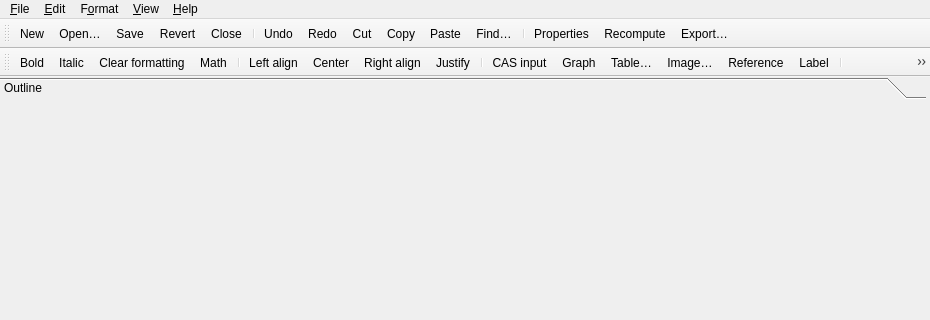
Qt form mainwindow.ui (marohnicluka/ample) before a commit; both pictures show x 0 to 930 and y 0 to 320 of the 930 by 600 pixel window.
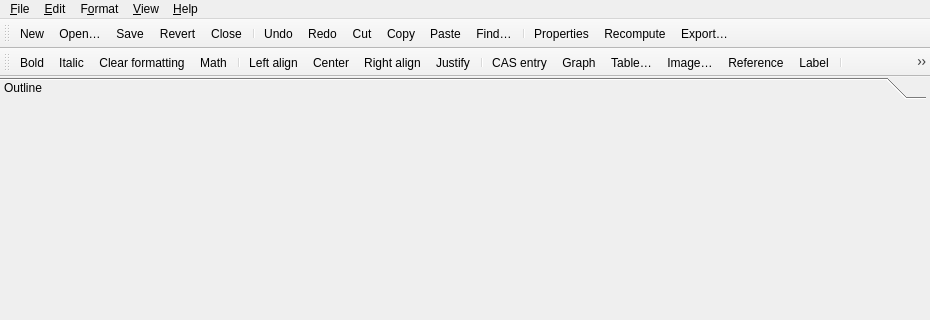
The same form after that commit. Icons and pictures are not drawn.

Patch:
```diff
--- a/mainwindow.ui
+++ b/mainwindow.ui
@@ -622,7 +622,7 @@
      <normaloff>:/icons/insert-cas.svg</normaloff>:/icons/insert-cas.svg</iconset>
    </property>
    <property name="text">
-    <string>CAS input</string>
+    <string>&amp;CAS entry</string>
    </property>
    <property name="toolTip">
     <string>CAS input</string>
```
Left out of the diff: 62 changed lines with no effect on the pictures.
